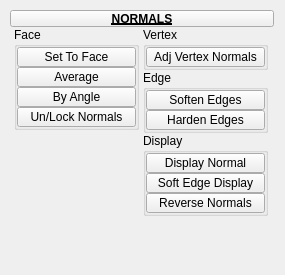
Before: the Qt Designer form tentacle/ui/uiLevel_3/normals.ui in m3trik/tentacle, drawn with Qt 5.
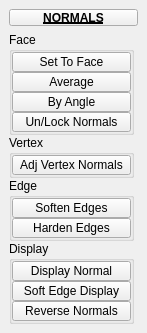
After: the same form once the commit is applied. Custom widgets are drawn as their Qt base class.

What changed in the file:
```diff
--- a/tentacle/ui/uiLevel_3/normals.ui
+++ b/tentacle/ui/uiLevel_3/normals.ui
@@ -9,8 +9,8 @@
    <rect>
     <x>0</x>
     <y>0</y>
-    <width>285</width>
-    <height>275</height>
+    <width>147</width>
+    <height>324</height>
    </rect>
   </property>
   <property name="minimumSize">
@@ -38,20 +38,8 @@
    <set>QMainWindow::AllowNestedDocks|QMainWindow::AllowTabbedDocks|QMainWindow::AnimatedDocks|QMainWindow::ForceTabbedDocks</set>
   </property>
   <widget class="QWidget" name="mainWindow">
-   <widget class="QWidget" name="layoutWidget_2">
-    <property name="geometry">
-     <rect>
-      <x>10</x>
-      <y>10</y>
-      <width>264</width>
-      <height>239</height>
-     </rect>
-    </property>
-    <layout class="QGridLayout" name="gridLayout_2">
-     <property name="spacing">
-      <number>0</number>
-     </property>
-     <item row="0" column="1" colspan="2">
+   <layout class="QVBoxLayout" name="verticalLayout_2">
+    <item>
       <widget class="PushButtonDraggable" name="draggable_header">
        <property name="minimumSize">
         <size>
@@ -80,8 +68,6 @@
        </property>
       </widget>
      </item>
-     <item row="1" column="1" colspan="2">
-      <layout class="QHBoxLayout" name="horizontalLayout">
        <item>
         <layout class="QVBoxLayout" name="verticalLayout">
          <property name="spacing">
@@ -248,27 +234,7 @@
           </widget>
          </item>
          <item>
-          <spacer name="verticalSpacer">
-           <property name="orientation">
-            <enum>Qt::Vertical</enum>
-           </property>
-           <property name="sizeHint" stdset="0">
-            <size>
-             <width>20</width>
-             <height>40</height>
-            </size>
-           </property>
-          </spacer>
-         </item>
-        </layout>
-       </item>
-       <item>
-        <layout class="QVBoxLayout" name="verticalLayout_2">
-         <property name="spacing">
-          <number>0</number>
-         </property>
-         <item>
-          <widget class="QGroupBox" name="groupBox_2">
+       <widget class="QGroupBox" name="vertex">
            <property name="minimumSize">
             <size>
              <width>125</width>
@@ -335,7 +301,7 @@
           </widget>
          </item>
          <item>
-          <widget class="QGroupBox" name="groupBox_3">
+       <widget class="QGroupBox" name="edge">
            <property name="minimumSize">
             <size>
              <width>125</width>
@@ -433,7 +399,7 @@
           </widget>
          </item>
          <item>
-          <widget class="QGroupBox" name="Normals">
+       <widget class="QGroupBox" name="display">
            <property name="minimumSize">
             <size>
              <width>125</width>
@@ -562,7 +528,7 @@
           </widget>
          </item>
          <item>
-          <spacer name="verticalSpacer_2">
+       <spacer name="verticalSpacer">
            <property name="orientation">
             <enum>Qt::Vertical</enum>
            </property>
@@ -577,9 +543,6 @@
         </layout>
        </item>
       </layout>
-     </item>
-    </layout>
-   </widget>
   </widget>
  </widget>
  <customwidgets>
```
Left out of the diff: 2 changed lines with no effect on the pictures. Lines whose indentation alone changed are shown as unchanged.
